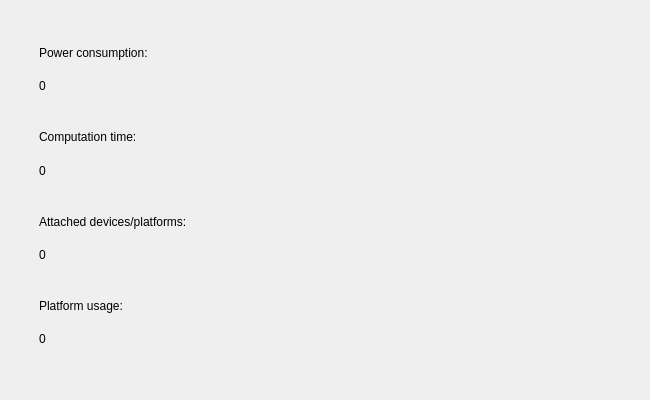
Old version of the form src/gui/handler/ui/DetailDialog.ui in the repository MaximilianFranz/hics.
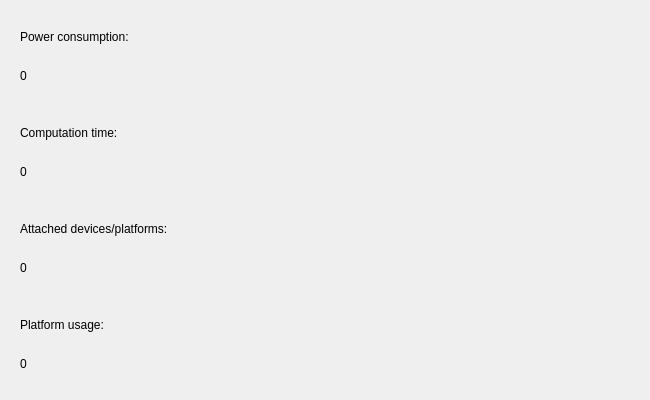
New version of the form.

Commit message: Set the top-level widget sizes in the UI's to fit the whole size of the UI.

The edit to the form file:
```diff
--- a/src/gui/handler/ui/DetailDialog.ui
+++ b/src/gui/handler/ui/DetailDialog.ui
@@ -13,15 +13,8 @@
   <property name="windowTitle">
    <string>Dialog</string>
   </property>
-  <widget class="QWidget" name="">
-   <property name="geometry">
-    <rect>
-     <x>30</x>
-     <y>30</y>
-     <width>601</width>
-     <height>331</height>
-    </rect>
-   </property>
+  <layout class="QGridLayout" name="gridLayout">
+   <item row="0" column="0">
    <layout class="QVBoxLayout" name="verticalLayout_5">
     <item>
      <widget class="QFrame" name="powerConsumptionQFrame">
@@ -104,7 +97,8 @@
      </widget>
     </item>
    </layout>
-  </widget>
+   </item>
+  </layout>
  </widget>
  <resources/>
  <connections/>
```
Lines whose indentation alone changed are shown as unchanged. The commit also changes 5 other files.
